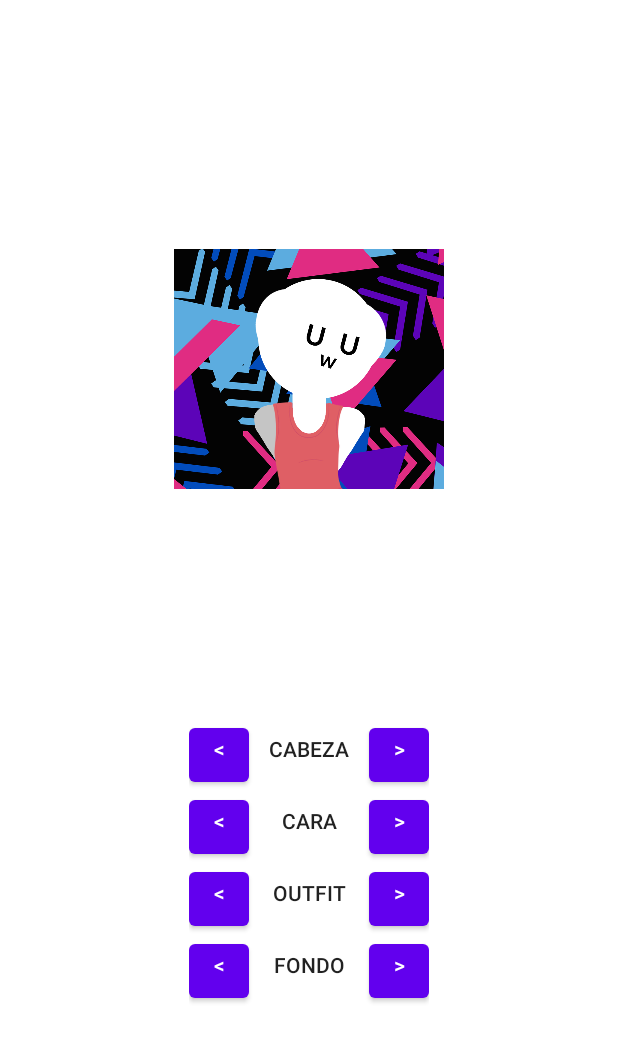
After one commit to ezezbogar/El-Indeciso, an Android app: the layout profile_menu.xml on its own in the app's theme, with its tools: preview values and no code run, on a phone screen of 412 x 824 dp. The commit adds this screen. Shown: the top 1042 px of the screen. Run offline under Robolectric (Android 15) with nearby library versions, the phone set to English and light mode, and no system bars.

Commit message:
Agrego visual de editor de foto de perfil

```diff
--- /dev/null
+++ b/app/src/main/res/layout/profile_menu.xml
@@ -0,0 +1,114 @@
+<?xml version="1.0" encoding="utf-8"?>
+<androidx.constraintlayout.widget.ConstraintLayout xmlns:android="http://schemas.android.com/apk/res/android"
+    xmlns:app="http://schemas.android.com/apk/res-auto"
+    xmlns:tools="http://schemas.android.com/tools"
+    android:layout_width="match_parent"
+    android:layout_height="match_parent">
+
+    <ImageView
+        android:id="@+id/back"
+        android:layout_width="180dp"
+        android:layout_height="160dp"
+        app:layout_constraintBottom_toBottomOf="parent"
+        app:layout_constraintEnd_toEndOf="parent"
+        app:layout_constraintStart_toStartOf="parent"
+        app:layout_constraintTop_toTopOf="parent"
+        app:layout_constraintVertical_bias="0.25"
+        app:srcCompat="@drawable/back_1"/>
+
+    <ImageView
+        android:id="@+id/head"
+        android:layout_width="180dp"
+        android:layout_height="160dp"
+        app:layout_constraintBottom_toBottomOf="parent"
+        app:layout_constraintEnd_toEndOf="parent"
+        app:layout_constraintStart_toStartOf="parent"
+        app:layout_constraintTop_toTopOf="parent"
+        app:layout_constraintVertical_bias="0.25"
+        app:srcCompat="@drawable/head_1"/>
+
+    <ImageView
+        android:id="@+id/outfit"
+        android:layout_width="180dp"
+        android:layout_height="160dp"
+        app:layout_constraintBottom_toBottomOf="parent"
+        app:layout_constraintEnd_toEndOf="parent"
+        app:layout_constraintStart_toStartOf="parent"
+        app:layout_constraintTop_toTopOf="parent"
+        app:layout_constraintVertical_bias="0.25"
+        app:srcCompat="@drawable/outfit_1"/>
+
+    <ImageView
+        android:id="@+id/face"
+        android:layout_width="180dp"
+        android:layout_height="160dp"
+        app:layout_constraintBottom_toBottomOf="parent"
+        app:layout_constraintEnd_toEndOf="parent"
+        app:layout_constraintStart_toStartOf="parent"
+        app:layout_constraintTop_toTopOf="parent"
+        app:layout_constraintVertical_bias="0.25"
+        app:srcCompat="@drawable/face_1"/>
+
+    <GridLayout
+        android:layout_width="wrap_content"
+        android:layout_height="wrap_content"
+        android:columnCount="3"
+        android:rowCount="4"
+        android:horizontalSpacing="20dp"
+        android:verticalSpacing="50dp"
+        app:layout_constraintBottom_toBottomOf="parent"
+        app:layout_constraintEnd_toEndOf="parent"
+        app:layout_constraintStart_toStartOf="parent"
+        app:layout_constraintTop_toBottomOf="@+id/back">
+
+        <Button
+            android:id="@+id/prev_head"
+            style="@style/prevButton"/>
+
+        <TextView
+            style="@style/profileElement"
+            android:text="@string/head" />
+
+        <Button
+            android:id="@+id/next_head"
+            style="@style/nextButton" />
+
+        <Button
+            android:id="@+id/prev_face"
+            style="@style/prevButton" />
+
+        <TextView
+            style="@style/profileElement"
+            android:text="@string/face" />
+
+        <Button
+            android:id="@+id/next_face"
+            style="@style/nextButton" />
+
+        <Button
+            android:id="@+id/prev_outfit"
+            style="@style/prevButton" />
+
+        <TextView
+            style="@style/profileElement"
+            android:text="@string/outfit" />
+
+        <Button
+            android:id="@+id/next_outfit"
+            style="@style/nextButton" />
+
+        <Button
+            android:id="@+id/prev_back"
+            style="@style/prevButton" />
+
+        <TextView
+            style="@style/profileElement"
+            android:text="@string/back"/>
+
+        <Button
+            android:id="@+id/next_back"
+            style="@style/nextButton" />
+
+    </GridLayout>
+
+</androidx.constraintlayout.widget.ConstraintLayout>
--- a/app/src/main/res/values/strings.xml
+++ b/app/src/main/res/values/strings.xml
@@ -6,4 +6,10 @@
     <string name="play_menu_text">\n\n\n\n\nJugar</string>
     <string name="settings_content_description_text">Settings content description</string>
     <string name="drop_message">%1$s tiró el %2$d</string>
+    <string name="next">&gt;</string>
+    <string name="previous">&lt;</string>
+    <string name="face">CARA</string>
+    <string name="back">FONDO</string>
+    <string name="head">CABEZA</string>
+    <string name="outfit">OUTFIT</string>
 </resources>
--- a/app/src/main/res/values/styles.xml
+++ b/app/src/main/res/values/styles.xml
@@ -32,4 +32,27 @@
         <item name="backgroundTint">@null</item>
         <item name="android:textSize">@dimen/text_size_menu_options</item>
     </style>
+
+    <style name="prevButton">
+        <item name="android:layout_width">40dp</item>
+        <item name="android:layout_height">wrap_content</item>
+        <item name="android:gravity">center_horizontal</item>
+        <item name="android:text">@string/previous</item>
+    </style>
+
+    <style name="nextButton">
+        <item name="android:layout_width">40dp</item>
+        <item name="android:layout_height">wrap_content</item>
+        <item name="android:gravity">center_horizontal</item>
+        <item name="android:text">@string/next</item>
+    </style>
+
+    <style name="profileElement">
+        <item name="android:layout_width">80dp</item>
+        <item name="android:layout_height">wrap_content</item>
+        <item name="android:layout_row">0</item>
+        <item name="android:gravity">center_horizontal</item>
+        <item name="android:text">@string/head</item>
+        <item name="android:textAppearance">@style/TextAppearance.AppCompat.Body2</item>
+    </style>
 </resources>
```
